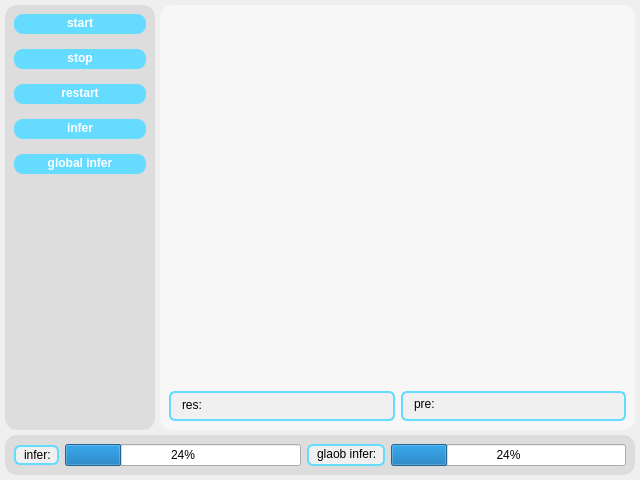
Qt form C3D_VGG11/Inference_video_work/Inference_UI.ui (qi001007/Pytorch-cnn-library) before a commit.
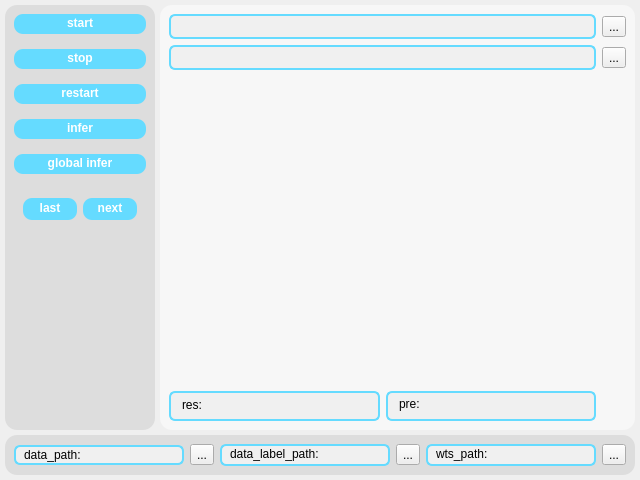
The same form after that commit.

The edit to the form file:
```diff
--- a/C3D_VGG11/Inference_video_work/Inference_UI.ui
+++ b/C3D_VGG11/Inference_video_work/Inference_UI.ui
@@ -49,14 +49,82 @@
       </property>
       <layout class="QGridLayout" name="gridLayout_2">
        <item row="0" column="0" colspan="2">
-        <widget class="QLabel" name="image">
+        <widget class="QLineEdit" name="file_path">
+         <property name="minimumSize">
+          <size>
+           <width>0</width>
+           <height>25</height>
+          </size>
+         </property>
+         <property name="maximumSize">
+          <size>
+           <width>16777215</width>
+           <height>25</height>
+          </size>
+         </property>
+         <property name="styleSheet">
+          <string notr="true">QLineEdit{
+    /* 背景色：想用纯色就改 rgb 或 #xxxxxx；想要透明写 rgba(0,0,0,0) */
+    background-color: rgb(240, 240, 240);
+
+    /* 圆角半径：越大越“药丸”，写 50% 可做成正圆（前提是控件本身正方形） */
+    border-radius: 6px;
+	/* 边框：宽度 样式 颜色；不需要就写 0px */
+    border: 2px solid rgb(101, 219, 255);
+	/* 文字颜色 */
+    color: rgb(0, 0, 0);
+
+    /* 字体：大小、家族、粗细 */
+    font: 14px &quot;Microsoft YaHei&quot;;
+    font-weight: normal;
+	/* 内边距：上 右 下 左；想文字往哪挪就改哪边 */
+    padding: 3px 8px 4px 8px
+	
+}</string>
+         </property>
+        </widget>
+       </item>
+       <item row="3" column="1">
+        <widget class="QLabel" name="pre">
+         <property name="minimumSize">
+          <size>
+           <width>0</width>
+           <height>30</height>
+          </size>
+         </property>
+         <property name="maximumSize">
+          <size>
+           <width>16777215</width>
+           <height>30</height>
+          </size>
+         </property>
+         <property name="styleSheet">
+          <string notr="true">QLabel {
+    /* 背景色：想用纯色就改 rgb 或 #xxxxxx；想要透明写 rgba(0,0,0,0) */
+    background-color: rgb(240, 240, 240);
+
+    /* 圆角半径：越大越“药丸”，写 50% 可做成正圆（前提是控件本身正方形） */
+    border-radius: 6px;
+	/* 边框：宽度 样式 颜色；不需要就写 0px */
+    border: 2px solid rgb(101, 219, 255);
+	/* 文字颜色 */
+    color: rgb(0, 0, 0);
+
+    /* 字体：大小、家族、粗细 */
+    font: 14px &quot;Microsoft YaHei&quot;;
+    font-weight: normal;
+	/* 内边距：上 右 下 左；想文字往哪挪就改哪边 */
+    padding: 2px 8px 6px 8px
+	
+}</string>
+         </property>
          <property name="text">
-          <string/>
+          <string>pre:</string>
          </property>
         </widget>
        </item>
-       <item row="1" column="0">
-        <widget class="QLabel" name="result">
+       <item row="3" column="0">
+        <widget class="QLabel" name="res">
          <property name="minimumSize">
           <size>
            <width>100</width>
@@ -94,22 +162,36 @@
          </property>
         </widget>
        </item>
-       <item row="1" column="1">
-        <widget class="QLabel" name="pre">
+       <item row="2" column="0" colspan="3">
+        <widget class="QLabel" name="image">
+         <property name="text">
+          <string/>
+         </property>
+        </widget>
+       </item>
+       <item row="0" column="2">
+        <widget class="QToolButton" name="file_dir">
+         <property name="text">
+          <string>...</string>
+         </property>
+        </widget>
+       </item>
+       <item row="1" column="0" colspan="2">
+        <widget class="QLineEdit" name="model_path">
          <property name="minimumSize">
           <size>
            <width>0</width>
-           <height>30</height>
+           <height>25</height>
           </size>
          </property>
          <property name="maximumSize">
           <size>
            <width>16777215</width>
-           <height>30</height>
+           <height>25</height>
           </size>
          </property>
          <property name="styleSheet">
-          <string notr="true">QLabel {
+          <string notr="true">QLineEdit{
     /* 背景色：想用纯色就改 rgb 或 #xxxxxx；想要透明写 rgba(0,0,0,0) */
     background-color: rgb(240, 240, 240);
 
@@ -124,12 +206,16 @@
     font: 14px &quot;Microsoft YaHei&quot;;
     font-weight: normal;
 	/* 内边距：上 右 下 左；想文字往哪挪就改哪边 */
-    padding: 2px 8px 6px 8px
+    padding: 3px 8px 4px 8px
 	
 }</string>
          </property>
+        </widget>
+       </item>
+       <item row="1" column="2">
+        <widget class="QToolButton" name="model_dir">
          <property name="text">
-          <string>pre:</string>
+          <string>...</string>
          </property>
         </widget>
        </item>
@@ -198,22 +284,53 @@
 }</string>
          </property>
          <property name="text">
-          <string>infer:</string>
+          <string>data_path:</string>
          </property>
         </widget>
        </item>
        <item>
-        <widget class="QProgressBar" name="infer_progress">
-         <property name="value">
-          <number>24</number>
+        <widget class="QToolButton" name="data_dir">
+         <property name="text">
+          <string>...</string>
          </property>
-         <property name="alignment">
-          <set>Qt::AlignLeading|Qt::AlignLeft|Qt::AlignTop</set>
+        </widget>
+       </item>
+       <item>
+        <widget class="QLabel" name="data_label_path">
+         <property name="styleSheet">
+          <string notr="true">QLabel {
+    /* 背景色：想用纯色就改 rgb 或 #xxxxxx；想要透明写 rgba(0,0,0,0) */
+    background-color: rgb(240, 240, 240);
+
+    /* 圆角半径：越大越“药丸”，写 50% 可做成正圆（前提是控件本身正方形） */
+    border-radius: 6px;
+	/* 边框：宽度 样式 颜色；不需要就写 0px */
+    border: 2px solid rgb(101, 219, 255);
+	/* 文字颜色 */
+    color: rgb(0, 0, 0);
+
+    /* 字体：大小、家族、粗细 */
+    font: 12px &quot;Microsoft YaHei&quot;;
+    font-weight: normal;
+	/* 内边距：上 右 下 左；想文字往哪挪就改哪边 */
+    padding: 0px 3px 2px 5px
+	
+}</string>
          </property>
+         <property name="text">
+          <string>data_label_path:</string>
+         </property>
         </widget>
        </item>
        <item>
-        <widget class="QLabel" name="global_infer_label">
+        <widget class="QToolButton" name="data_label_dir">
+         <property name="text">
+          <string>...</string>
+         </property>
+        </widget>
+       </item>
+       <item>
+        <widget class="QLabel" name="wts_path">
          <property name="styleSheet">
           <string notr="true">QLabel {
     /* 背景色：想用纯色就改 rgb 或 #xxxxxx；想要透明写 rgba(0,0,0,0) */
@@ -235,14 +352,14 @@
 }</string>
          </property>
          <property name="text">
-          <string>glaob infer:</string>
+          <string>wts_path:</string>
          </property>
         </widget>
        </item>
        <item>
-        <widget class="QProgressBar" name="progressBar">
-         <property name="value">
-          <number>24</number>
+        <widget class="QToolButton" name="wts_dir">
+         <property name="text">
+          <string>...</string>
          </property>
         </widget>
        </item>
@@ -529,6 +646,124 @@
          </property>
         </widget>
        </item>
+       <item>
+        <widget class="QFrame" name="frame">
+         <property name="minimumSize">
+          <size>
+           <width>0</width>
+           <height>40</height>
+          </size>
+         </property>
+         <property name="frameShape">
+          <enum>QFrame::StyledPanel</enum>
+         </property>
+         <property name="frameShadow">
+          <enum>QFrame::Raised</enum>
+         </property>
+         <layout class="QHBoxLayout" name="horizontalLayout_2">
+          <item>
+           <widget class="QPushButton" name="last">
+            <property name="minimumSize">
+             <size>
+              <width>0</width>
+              <height>20</height>
+             </size>
+            </property>
+            <property name="maximumSize">
+             <size>
+              <width>16777215</width>
+              <height>30</height>
+             </size>
+            </property>
+            <property name="styleSheet">
+             <string notr="true">QPushButton {
+	border-radius: 9px;
+    /* 背景颜色：想换就改 16 进制色值 */
+    background-color: rgb(101, 219, 255);
+	/* 边框：宽度 0 表示去掉系统默认边框 */
+	border: 0px;
+	/* 文字颜色 */
+    color: white;
+	/* 字体：大小、家族、粗细 */
+	text-align: center;
+    font: 16px &quot;Microsoft YaHei&quot;;
+    font-weight: bold;
+	padding-top: 1px;
+	padding-bottom: 3px;
+}
+
+QPushButton:hover {
+    background-color: rgb(172, 229, 255);   /* 悬停时亮一点 */
+    border: 0px;                 /* 保持无边框 */
+}
+
+QPushButton:pressed {
+    background-color: #2980b9;   /* 按下时深一点 */
+    /* 如果想做“内陷”效果，可以加内阴影或下移 */
+    padding-top: 7px;            /* 文字向下 1px，模拟按下 */
+    padding-bottom: 5px;
+}
+
+</string>
+            </property>
+            <property name="text">
+             <string>last</string>
+            </property>
+           </widget>
+          </item>
+          <item>
+           <widget class="QPushButton" name="next">
+            <property name="minimumSize">
+             <size>
+              <width>0</width>
+              <height>20</height>
+             </size>
+            </property>
+            <property name="maximumSize">
+             <size>
+              <width>16777215</width>
+              <height>30</height>
+             </size>
+            </property>
+            <property name="styleSheet">
+             <string notr="true">QPushButton {
+	border-radius: 9px;
+    /* 背景颜色：想换就改 16 进制色值 */
+    background-color: rgb(101, 219, 255);
+	/* 边框：宽度 0 表示去掉系统默认边框 */
+	border: 0px;
+	/* 文字颜色 */
+    color: white;
+	/* 字体：大小、家族、粗细 */
+	text-align: center;
+    font: 16px &quot;Microsoft YaHei&quot;;
+    font-weight: bold;
+	padding-top: 1px;
+	padding-bottom: 3px;
+}
+
+QPushButton:hover {
+    background-color: rgb(172, 229, 255);   /* 悬停时亮一点 */
+    border: 0px;                 /* 保持无边框 */
+}
+
+QPushButton:pressed {
+    background-color: #2980b9;   /* 按下时深一点 */
+    /* 如果想做“内陷”效果，可以加内阴影或下移 */
+    padding-top: 7px;            /* 文字向下 1px，模拟按下 */
+    padding-bottom: 5px;
+}
+
+</string>
+            </property>
+            <property name="text">
+             <string>next</string>
+            </property>
+           </widget>
+          </item>
+         </layout>
+        </widget>
+       </item>
        <item>
         <spacer name="verticalSpacer">
          <property name="orientation">
```
Left out of the diff: 4 changed lines with no effect on the pictures.
